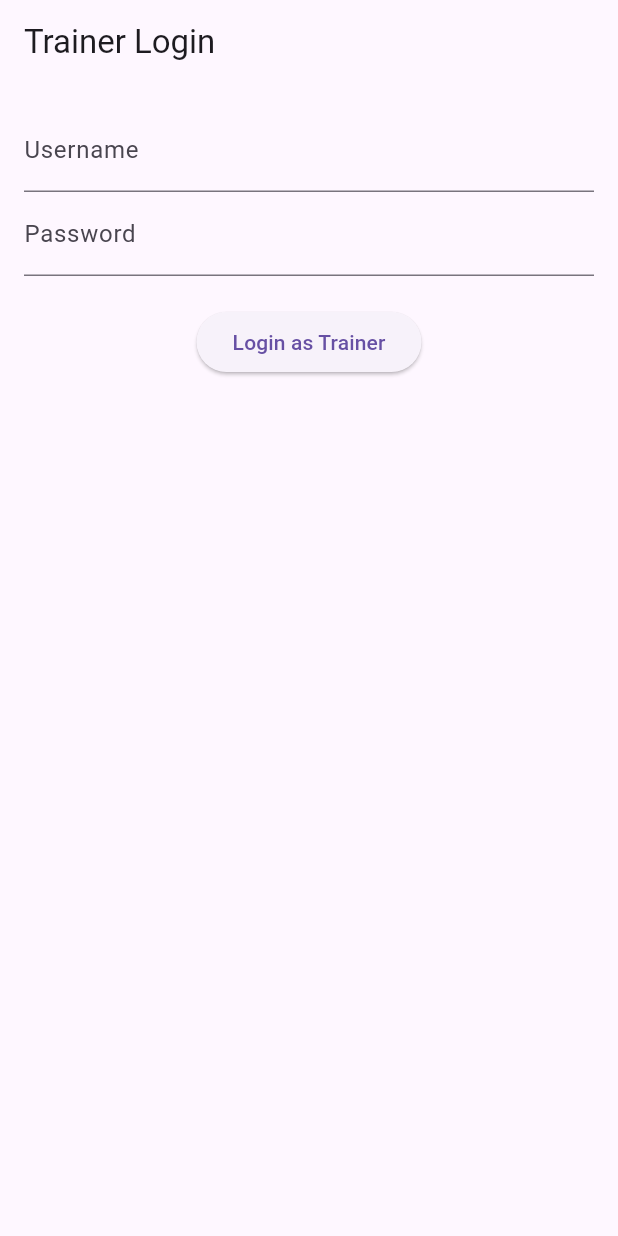
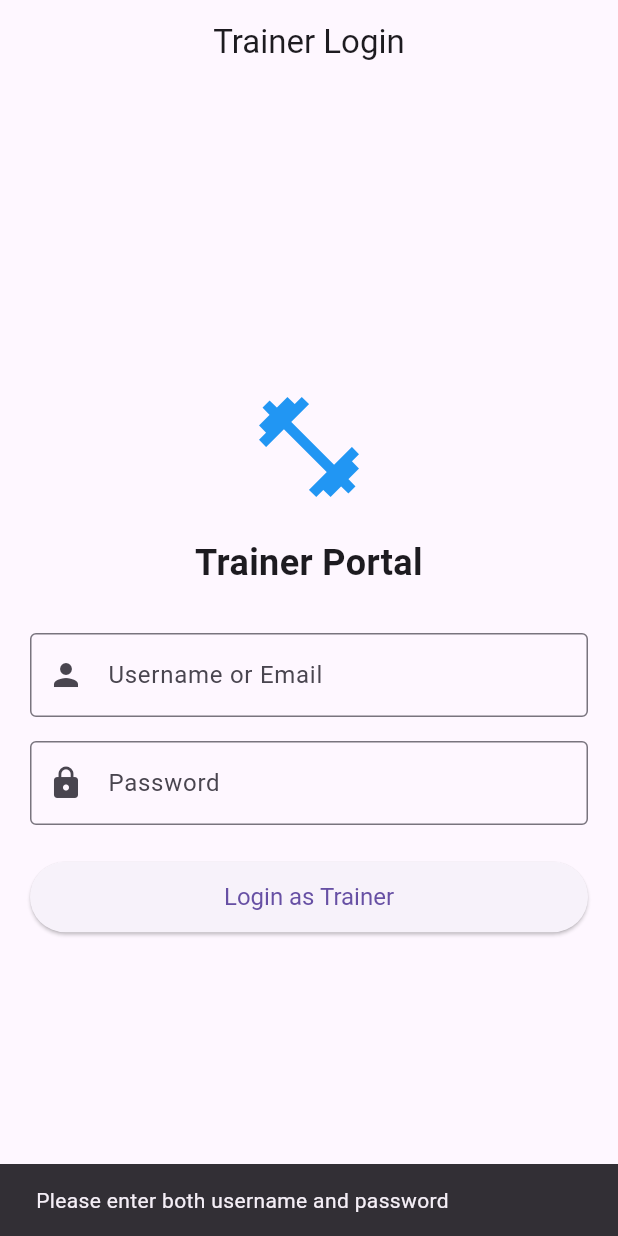
Before and after one commit to harshjain883/dog-training-system, a Flutter app: the screen it shows after launch, after a tap on "Login as Trainer", on a phone screen of 412 x 824 dp. Run offline on Flutter 3.47's test engine with Material 3 defaults, Android fonts, the phone set to English and light mode, and no system bars.

Commit message:
Refactor login screen and enhance user experience
Refactor login screen to improve code structure and user experience. Added input validation and updated UI elements for better accessibility.

```diff
--- a/mobile_apps/dog_trainer_app/lib/screens/login_screen.dart
+++ b/mobile_apps/dog_trainer_app/lib/screens/login_screen.dart
@@ -10,25 +10,63 @@ class LoginScreen extends StatefulWidget {
 }
 
 class _LoginScreenState extends State<LoginScreen> {
-  final _userController = TextEditingController();
-  final _passController = TextEditingController();
-  bool _loading = false;
+  final TextEditingController _userController = TextEditingController();
+  final TextEditingController _passController = TextEditingController();
+  bool _isLoading = false;
+
+  @override
+  void dispose() {
+    _userController.dispose();
+    _passController.dispose();
+    super.dispose();
+  }
 
   void _handleLogin() async {
-    setState(() => _loading = true);
-    final result = await ApiService.login(_userController.text, _passController.text);
-    setState(() => _loading = false);
+    final username = _userController.text.trim();
+    final password = _passController.text.trim();
+
+    if (username.isEmpty || password.isEmpty) {
+      ScaffoldMessenger.of(context).showSnackBar(
+        const SnackBar(content: Text('Please enter both username and password')),
+      );
+      return;
+    }
+
+    setState(() {
+      _isLoading = true;
+    });
+
+    try {
+      final result = await ApiService.login(username, password);
+
+      if (!mounted) return;
+
+      setState(() {
+        _isLoading = false;
+      });
 
       if (result['success'] == true && result['role'] == 'TRAINER') {
-      if (!mounted) return;
         Navigator.pushReplacement(
           context,
           MaterialPageRoute(builder: (_) => const TrainerHomeScreen()),
         );
       } else {
+        ScaffoldMessenger.of(context).showSnackBar(
+          SnackBar(
+            content: Text(
+              result['message'] ?? 'Login failed or account is not a Trainer.',
+            ),
+          ),
+        );
+      }
+    } catch (e) {
       if (!mounted) return;
+      setState(() {
+        _isLoading = false;
+      });
+
       ScaffoldMessenger.of(context).showSnackBar(
-        const SnackBar(content: Text('Trainer Login Failed or Invalid Role')),
+        SnackBar(content: Text('An error occurred: $e')),
       );
     }
   }
@@ -36,18 +74,67 @@ class _LoginScreenState extends State<LoginScreen> {
   @override
   Widget build(BuildContext context) {
     return Scaffold(
-      appBar: AppBar(title: const Text('Trainer Login')),
-      body: Padding(
-        padding: const EdgeInsets.all(16.0),
+      appBar: AppBar(
+        title: const Text('Trainer Login'),
+        centerTitle: true,
+      ),
+      body: SafeArea(
+        child: Padding(
+          padding: const EdgeInsets.all(20.0),
+          child: Center(
+            child: SingleChildScrollView(
               child: Column(
+                mainAxisAlignment: MainAxisAlignment.center,
+                crossAxisAlignment: CrossAxisAlignment.stretch,
                 children: [
-            TextField(controller: _userController, decoration: const InputDecoration(labelText: 'Username')),
-            TextField(controller: _passController, obscureText: true, decoration: const InputDecoration(labelText: 'Password')),
+                  const Icon(
+                    Icons.fitness_center,
+                    size: 80,
+                    color: Colors.blue,
+                  ),
                   const SizedBox(height: 20),
-            _loading
-                ? const CircularProgressIndicator()
-                : ElevatedButton(onPressed: _handleLogin, child: const Text('Login as Trainer')),
+                  const Text(
+                    'Trainer Portal',
+                    textAlign: TextAlign.center,
+                    style: TextStyle(
+                      fontSize: 24,
+                      fontWeight: FontWeight.bold,
+                    ),
+                  ),
+                  const SizedBox(height: 30),
+                  TextField(
+                    controller: _userController,
+                    decoration: const InputDecoration(
+                      labelText: 'Username or Email',
+                      border: OutlineInputBorder(),
+                      prefixIcon: Icon(Icons.person),
+                    ),
+                  ),
+                  const SizedBox(height: 16),
+                  TextField(
+                    controller: _passController,
+                    obscureText: true,
+                    decoration: const InputDecoration(
+                      labelText: 'Password',
+                      border: OutlineInputBorder(),
+                      prefixIcon: Icon(Icons.lock),
+                    ),
+                  ),
+                  const SizedBox(height: 24),
+                  _isLoading
+                      ? const Center(child: CircularProgressIndicator())
+                      : ElevatedButton(
+                          onPressed: _handleLogin,
+                          style: ElevatedButton.styleFrom(
+                            padding: const EdgeInsets.symmetric(vertical: 14),
+                            textStyle: const TextStyle(fontSize: 16),
+                          ),
+                          child: const Text('Login as Trainer'),
+                        ),
                 ],
+              ),
+            ),
+          ),
         ),
       ),
     );
```
Lines whose indentation alone changed are shown as unchanged.
